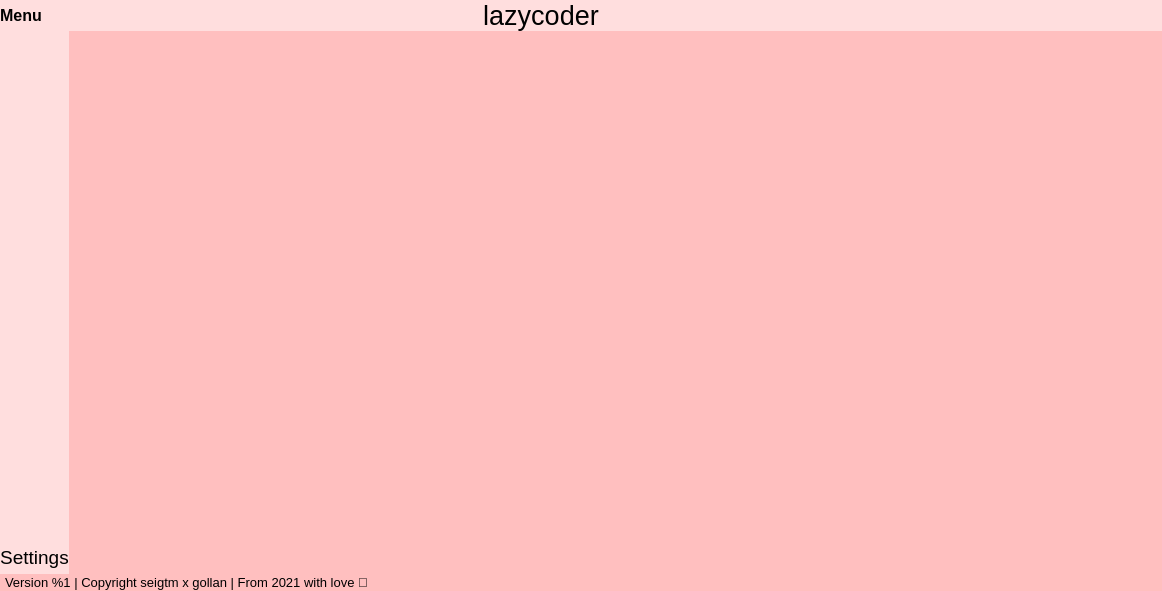
Before: the Qt Designer form src/mainwindow/mainwindow.ui in GRPilot/lazycoder, drawn with Qt 5.
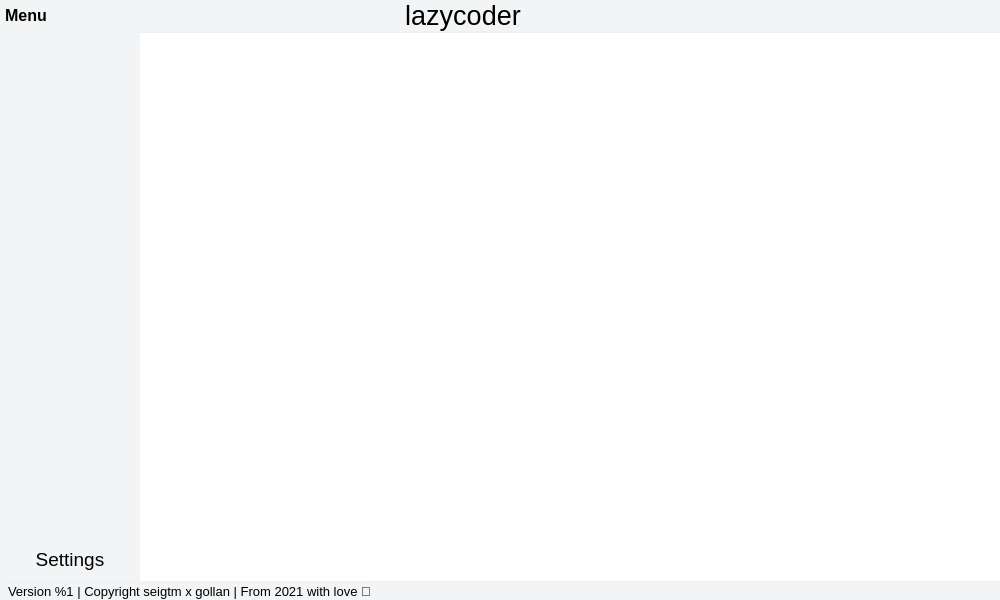
After: the same form once the commit is applied. Icons and pictures are not drawn.

```diff
--- a/src/mainwindow/mainwindow.ui
+++ b/src/mainwindow/mainwindow.ui
@@ -7,17 +7,17 @@
    <rect>
     <x>0</x>
     <y>0</y>
-    <width>1162</width>
-    <height>591</height>
+    <width>1000</width>
+    <height>600</height>
    </rect>
   </property>
   <property name="windowTitle">
    <string>lazycoder</string>
   </property>
   <property name="styleSheet">
-   <string notr="true">*{
+   <string notr="true">* {
 	border: none;
-	background-color: rgb(255, 191, 191);
+	background-color: rgb(255,255,255);
 }</string>
   </property>
   <widget class="QWidget" name="mainWidget">
@@ -44,8 +44,13 @@
      <widget class="QFrame" name="header">
       <property name="styleSheet">
        <string notr="true">* {
-	background-color: rgb(255, 222, 222);
-}</string>
+	background-color: rgb(242,244,245);
+}
+
+QFrame {
+	border-bottom: 1px solid rgb(238,242,245);
+}
+</string>
       </property>
       <property name="frameShape">
        <enum>QFrame::NoFrame</enum>
@@ -82,7 +87,7 @@
            <number>0</number>
           </property>
           <property name="leftMargin">
-           <number>0</number>
+           <number>5</number>
           </property>
           <property name="topMargin">
            <number>0</number>
@@ -310,30 +315,42 @@
          </property>
          <property name="maximumSize">
           <size>
-           <width>16777215</width>
+           <width>140</width>
            <height>16777215</height>
           </size>
          </property>
          <property name="styleSheet">
           <string notr="true">* {
-	background-color: rgb(255, 222, 222);
+	background-color: rgb(242,244,245);
+}
+
+QPushButton {
+	padding: 5px;
+}
+
+QPushButton::checked {
+	background-color: rgb(220,220,220);
+	border-radius: 5px;
 }</string>
          </property>
          <property name="frameShape">
-          <enum>QFrame::StyledPanel</enum>
+          <enum>QFrame::NoFrame</enum>
          </property>
          <property name="frameShadow">
           <enum>QFrame::Raised</enum>
          </property>
          <layout class="QVBoxLayout" name="verticalLayout_4">
+          <property name="spacing">
+           <number>6</number>
+          </property>
           <property name="leftMargin">
-           <number>0</number>
+           <number>5</number>
           </property>
           <property name="topMargin">
            <number>5</number>
           </property>
           <property name="rightMargin">
-           <number>0</number>
+           <number>5</number>
           </property>
           <property name="bottomMargin">
            <number>5</number>
@@ -353,6 +370,12 @@
           </item>
           <item>
            <widget class="QPushButton" name="settingsButton">
+            <property name="sizePolicy">
+             <sizepolicy hsizetype="Expanding" vsizetype="Fixed">
+              <horstretch>0</horstretch>
+              <verstretch>0</verstretch>
+             </sizepolicy>
+            </property>
             <property name="font">
              <font>
               <pointsize>14</pointsize>
@@ -400,11 +423,41 @@
           <string notr="true"/>
          </property>
          <property name="frameShape">
-          <enum>QFrame::StyledPanel</enum>
+          <enum>QFrame::NoFrame</enum>
          </property>
          <property name="frameShadow">
           <enum>QFrame::Raised</enum>
          </property>
+         <layout class="QHBoxLayout" name="horizontalLayout_7">
+          <property name="spacing">
+           <number>0</number>
+          </property>
+          <property name="leftMargin">
+           <number>0</number>
+          </property>
+          <property name="topMargin">
+           <number>0</number>
+          </property>
+          <property name="rightMargin">
+           <number>0</number>
+          </property>
+          <property name="bottomMargin">
+           <number>0</number>
+          </property>
+          <item>
+           <widget class="QWidget" name="widget" native="true">
+            <property name="sizePolicy">
+             <sizepolicy hsizetype="Preferred" vsizetype="Preferred">
+              <horstretch>0</horstretch>
+              <verstretch>0</verstretch>
+             </sizepolicy>
+            </property>
+            <property name="locale">
+             <locale language="English" country="UnitedStates"/>
+            </property>
+           </widget>
+          </item>
+         </layout>
         </widget>
        </item>
       </layout>
@@ -413,7 +466,11 @@
     <item alignment="Qt::AlignBottom">
      <widget class="QFrame" name="footer">
       <property name="styleSheet">
-       <string notr="true"/>
+       <string notr="true">* {
+	background-color: rgb(242,244,245);
+	border-top: 1px solid rgb(238,242,245);
+}
+</string>
       </property>
       <property name="frameShape">
        <enum>QFrame::NoFrame</enum>
```
Left out of the diff: 17 changed lines with no effect on the pictures.
